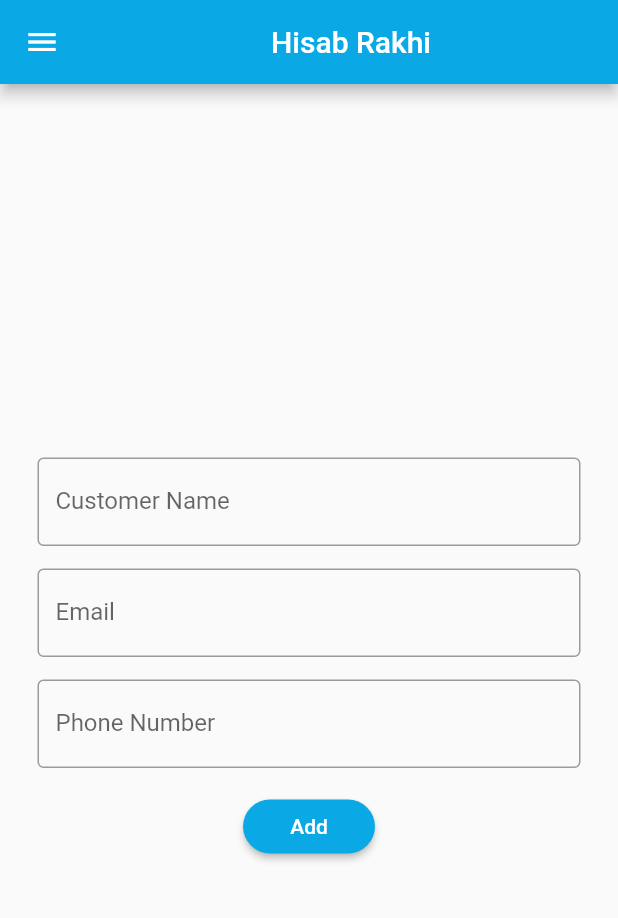
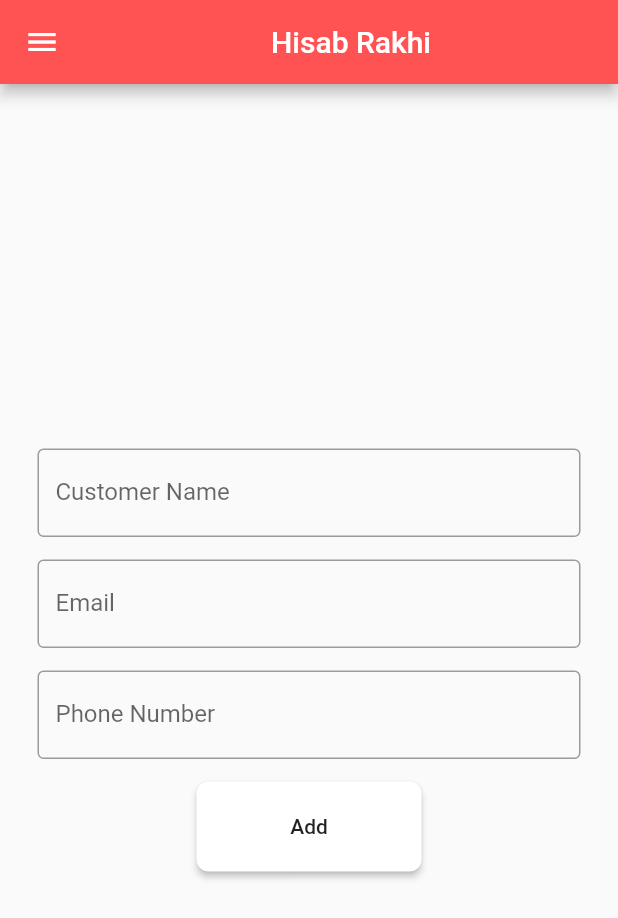
Before and after one commit to AsiFmahmud10/3.1-Project_HISAB_RAKHI, a Flutter app: the AddCustomer screen opened by its route, on a phone screen of 412 x 824 dp. Shown: the top 918 px of the screen. Run offline on Flutter 3.47's test engine with Material 2 defaults, Android fonts, the phone set to English and light mode, and no system bars; our stand-ins replace hive, hive_flutter, lottie; accounts and stored records are empty; network calls fail; statements that could not run were skipped.

Commit message:
before push to master

```diff
--- a/lib/signup.dart
+++ b/lib/signup.dart
@@ -1,4 +1,3 @@
-
 
 import 'package:flutter/material.dart';
 import 'package:hisab_khata/db.dart';
@@ -40,7 +39,7 @@ class AddCustomer extends StatelessWidget {
   Widget build(BuildContext context) {
     return Scaffold(
       appBar: AppBar(
-        backgroundColor: Color.fromARGB(255, 11, 168, 230),
+        backgroundColor: Colors.redAccent,
         title: const Center(
           child: Text("Hisab Rakhi"),
         ),
@@ -163,8 +162,11 @@ class AddCustomer extends StatelessWidget {
                     validator: emailvalidate,
                   ),
                 ),
-                RaisedButton(
-                    color: Color.fromARGB(255, 11, 168, 230),
+                SizedBox(
+                  width: 150,
+                  height: 60,
+                  child: RaisedButton(
+                      color: Color.fromARGB(255, 255, 255, 255),
                       onPressed:() {
                         bool temp = validate();
                         if(temp){
@@ -175,12 +177,13 @@ class AddCustomer extends StatelessWidget {
                       child: const Text(
                         "Add",
                         style: TextStyle(
-                        color: Colors.white,
+                          color: Colors.black87,
                         ),
                       ),
                       shape: RoundedRectangleBorder(
-                      borderRadius: BorderRadius.circular(28.0),
+                        borderRadius: BorderRadius.circular(8.0),
                       )),
+                ),
               ],
             ),
           ),
```
Lines whose indentation alone changed are shown as unchanged.
